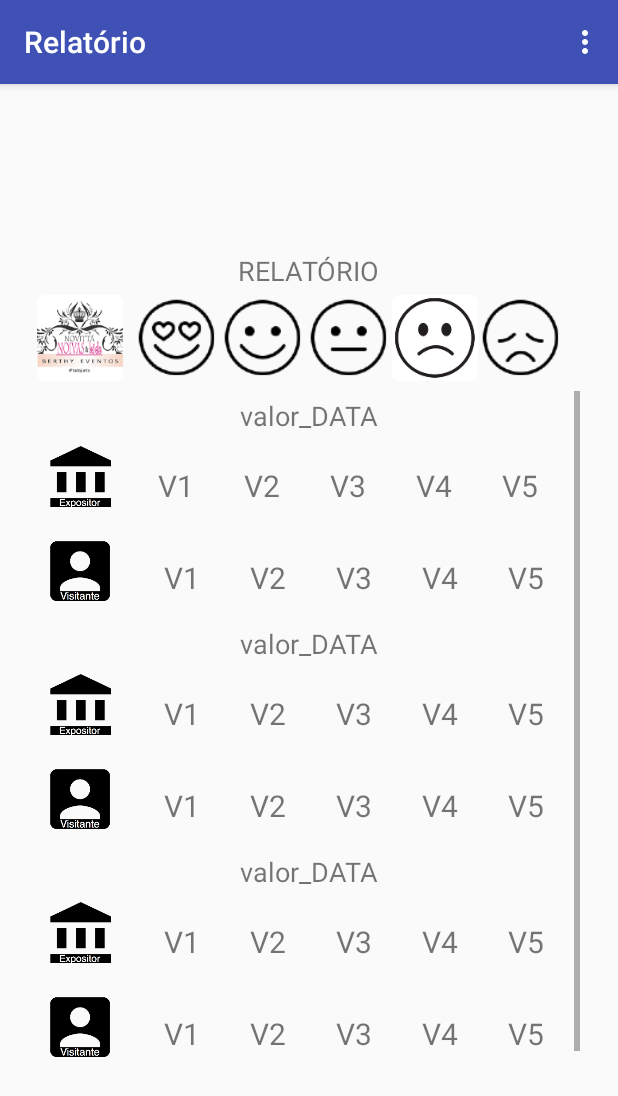
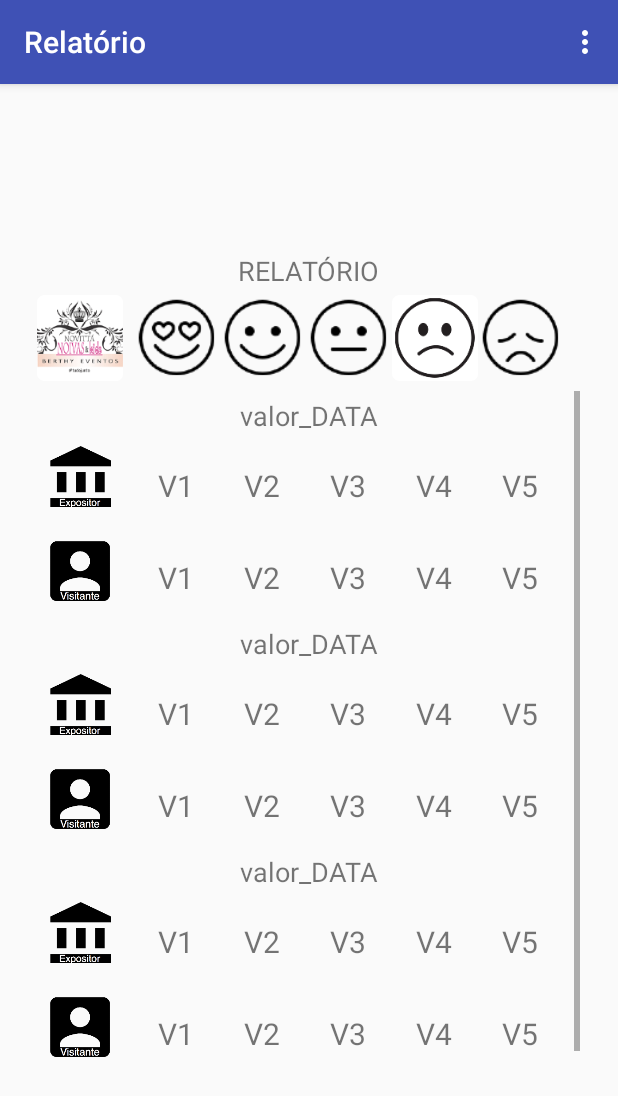
Before and after one commit to caputoapas/Novitta_app, an Android app: the Main3Activity screen opened directly, with no data from a screen before it, on a phone screen of 412 x 824 dp. Shown: the top 1096 px of the screen. Run offline under Robolectric (Android 15) with nearby library versions, the phone set to English and light mode, and no system bars; 1 statement that could not run was skipped.

Commit message:
Layouto_correto

```diff
--- a/app_novitta2/app/src/main/res/layout/content_main3.xml
+++ b/app_novitta2/app/src/main/res/layout/content_main3.xml
@@ -183,9 +183,8 @@
                         android:src="@mipmap/ic_visitante" />
 
                     <ImageView
-                        android:layout_width="14dp"
-                        android:layout_height="14dp" />
-
+                        android:layout_width="10dp"
+                        android:layout_height="10dp" />
                     <TextView
                         android:id="@+id/msatisfeitoR2"
                         android:text="V1"
@@ -259,8 +258,9 @@
                         android:src="@mipmap/ic_expositor" />
 
                     <ImageView
-                        android:layout_width="14dp"
-                        android:layout_height="14dp" />
+                        android:layout_width="10dp"
+                        android:layout_height="10dp" />
+
                     <TextView
                         android:id="@+id/msatisfeitoR3"
                         android:text="V1"
@@ -324,8 +324,8 @@
                         android:src="@mipmap/ic_visitante" />
 
                     <ImageView
-                        android:layout_width="14dp"
-                        android:layout_height="14dp" />
+                        android:layout_width="10dp"
+                        android:layout_height="10dp" />
 
                     <TextView
                         android:id="@+id/msatisfeitoR4"
@@ -400,8 +400,8 @@
                         android:src="@mipmap/ic_expositor" />
 
                     <ImageView
-                        android:layout_width="14dp"
-                        android:layout_height="14dp" />
+                        android:layout_width="10dp"
+                        android:layout_height="10dp" />
 
                     <TextView
                         android:id="@+id/msatisfeitoR5"
@@ -466,8 +466,8 @@
                         android:src="@mipmap/ic_visitante" />
 
                     <ImageView
-                        android:layout_width="14dp"
-                        android:layout_height="14dp" />
+                        android:layout_width="10dp"
+                        android:layout_height="10dp" />
 
                     <TextView
                         android:id="@+id/msatisfeitoR6"
```
